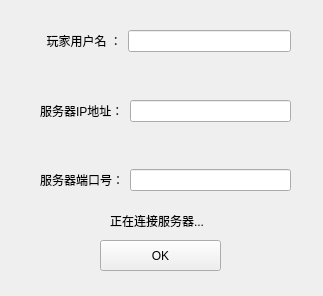
Qt form Gomoku/loginserver.ui (Mango-HaiK/Gomuku) before a commit.
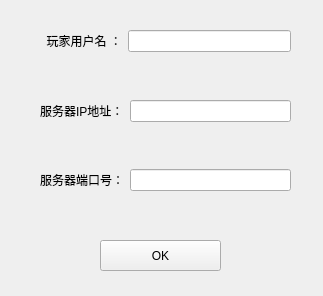
The same form after that commit.

Diff of the .ui file:
```diff
--- a/Gomoku/loginserver.ui
+++ b/Gomoku/loginserver.ui
@@ -119,7 +119,7 @@
     </rect>
    </property>
    <property name="text">
-    <string>正在连接服务器...</string>
+    <string/>
    </property>
   </widget>
  </widget>
```
Left out of the diff: 2 changed lines with no effect on the pictures.
